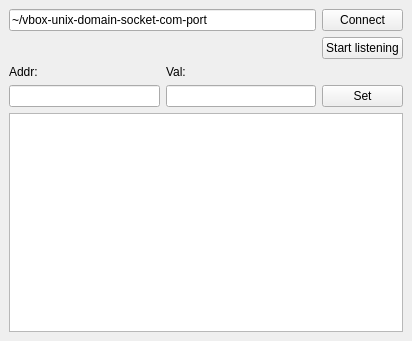
Qt form simmain.ui (colinbourassa/sd2-tester-sim) before a commit.
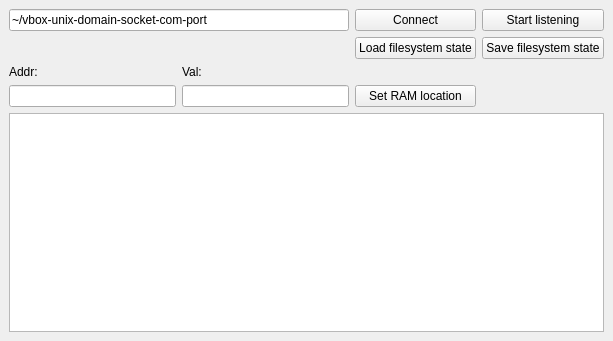
The same form after that commit.

Commit message: Switch to Qt types to ease state serialization

Diff of the .ui file:
```diff
--- a/simmain.ui
+++ b/simmain.ui
@@ -6,7 +6,7 @@
    <rect>
     <x>0</x>
     <y>0</y>
-    <width>412</width>
+    <width>613</width>
     <height>341</height>
    </rect>
   </property>
@@ -15,8 +15,15 @@
   </property>
   <widget class="QWidget" name="centralwidget">
    <layout class="QGridLayout" name="gridLayout">
-    <item row="3" column="0">
-     <widget class="QLineEdit" name="addrBox"/>
+    <item row="0" column="0" colspan="2">
+     <widget class="QLineEdit" name="domainSocketLine">
+      <property name="text">
+       <string>~/vbox-unix-domain-socket-com-port</string>
+      </property>
+     </widget>
+    </item>
+    <item row="5" column="0" colspan="4">
+     <widget class="QPlainTextEdit" name="plainTextEdit"/>
     </item>
     <item row="0" column="2">
      <widget class="QPushButton" name="connectButton">
@@ -25,47 +32,54 @@
       </property>
      </widget>
     </item>
-    <item row="3" column="2">
-     <widget class="QPushButton" name="setRAMButton">
-      <property name="text">
-       <string>Set</string>
-      </property>
-     </widget>
-    </item>
-    <item row="2" column="0">
-     <widget class="QLabel" name="label">
-      <property name="text">
-       <string>Addr:</string>
-      </property>
-     </widget>
-    </item>
-    <item row="2" column="1">
-     <widget class="QLabel" name="label_2">
-      <property name="text">
-       <string>Val:</string>
-      </property>
-     </widget>
-    </item>
     <item row="1" column="2">
+     <widget class="QPushButton" name="loadStateButton">
+      <property name="text">
+       <string>Load filesystem state</string>
+      </property>
+     </widget>
+    </item>
+    <item row="0" column="3">
      <widget class="QPushButton" name="startListeningButton">
       <property name="text">
        <string>Start listening</string>
       </property>
      </widget>
     </item>
+    <item row="1" column="3">
+     <widget class="QPushButton" name="saveStateButton">
+      <property name="text">
+       <string>Save filesystem state</string>
+      </property>
+     </widget>
+    </item>
+    <item row="3" column="0">
+     <widget class="QLabel" name="addrLabel">
+      <property name="text">
+       <string>Addr:</string>
+      </property>
+     </widget>
+    </item>
+    <item row="4" column="0">
+     <widget class="QLineEdit" name="addrBox"/>
+    </item>
     <item row="3" column="1">
+     <widget class="QLabel" name="valLabel">
+      <property name="text">
+       <string>Val:</string>
+      </property>
+     </widget>
+    </item>
+    <item row="4" column="1">
      <widget class="QLineEdit" name="valBox"/>
     </item>
-    <item row="0" column="0" colspan="2">
-     <widget class="QLineEdit" name="domainSocketLine">
+    <item row="4" column="2">
+     <widget class="QPushButton" name="setRAMButton">
       <property name="text">
-       <string>~/vbox-unix-domain-socket-com-port</string>
+       <string>Set RAM location</string>
       </property>
      </widget>
     </item>
-    <item row="4" column="0" colspan="3">
-     <widget class="QPlainTextEdit" name="plainTextEdit"/>
-    </item>
    </layout>
   </widget>
  </widget>
```
The commit also changes 7 other files.
